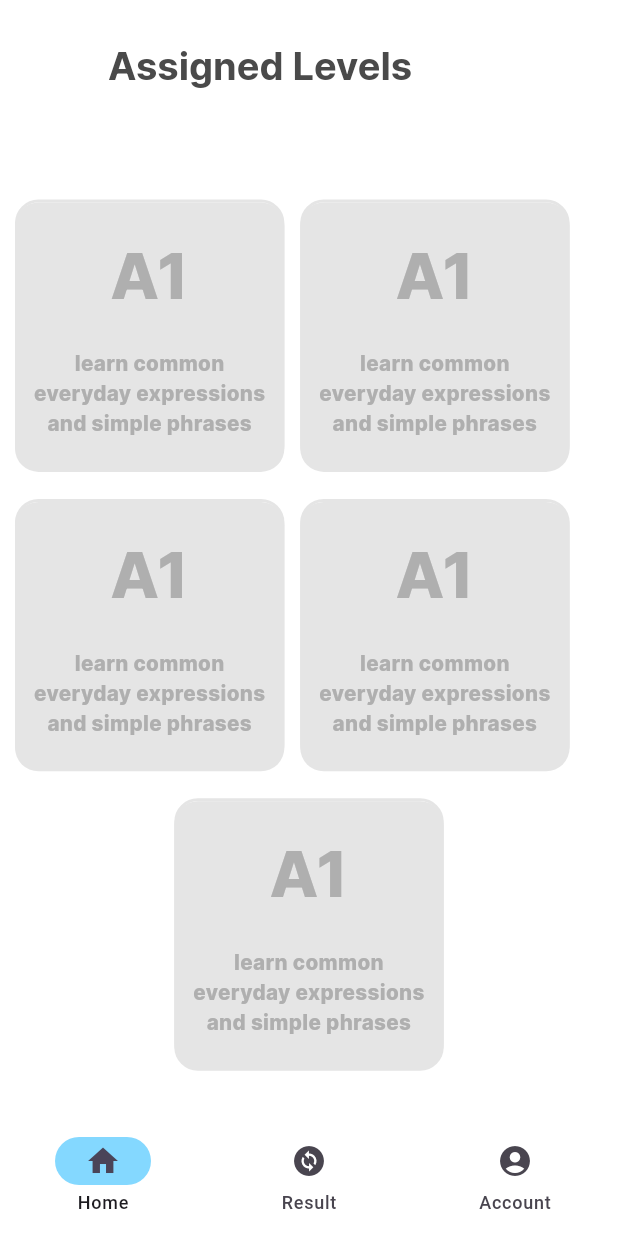
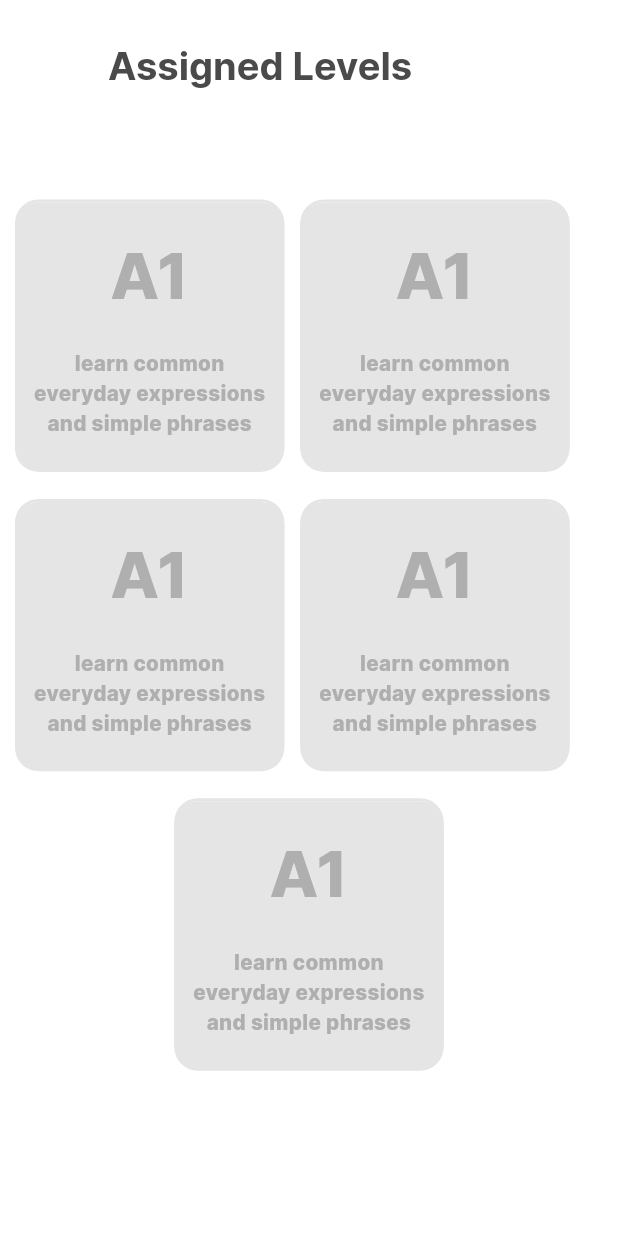
Before and after one commit to bigb45/az-english, a Flutter app: the LevelSelection screen opened directly, on a phone screen of 412 x 824 dp. Run offline on Flutter 3.47's test engine with Material 3 defaults, Android fonts, the phone set to English and light mode, and no system bars; our stand-ins replace audioplayers, dio, easy_localization, firebase_core, flutter_dotenv, flutter_screenutil and 6 more; missing offline and left inert: flutter_sound, flutter_statusbarcolor_ns; accounts and stored records are empty; generated files the repository leaves out were written again; statements that could not run were skipped.

Commit message:
chore: Add account & results feature and update navigation to use PageController, enable bottom nav bar

```diff
--- a/lib/features/levels/screens/level_selection.dart
+++ b/lib/features/levels/screens/level_selection.dart
@@ -1,8 +1,10 @@
 import 'package:ez_english/core/constants.dart';
+import 'package:ez_english/features/account/account.dart';
+import 'package:ez_english/features/result/Results.dart';
+import 'package:ez_english/theme/palette.dart';
 import 'package:ez_english/theme/text_styles.dart';
 import 'package:ez_english/widgets/selectable_card.dart';
 import 'package:flutter/material.dart';
-import 'package:ez_english/theme/palette.dart';
 import 'package:flutter/services.dart';
 import 'package:flutter_statusbarcolor_ns/flutter_statusbarcolor_ns.dart';
 import 'package:go_router/go_router.dart';
@@ -17,6 +19,12 @@ class LevelSelection extends StatefulWidget {
 class _LevelSelectionState extends State<LevelSelection> {
   int _selectedIndex = 0;
 
+  final PageController _pageController = PageController();
+  final _pages = const [
+    LevelSelection(),
+    Results(),
+    Account(),
+  ];
   @override
   void initState() {
     super.initState();
@@ -31,7 +39,7 @@ class _LevelSelectionState extends State<LevelSelection> {
     context.push('/level/$levelId');
   }
 
-  void _onItemTapped(int index) {
+  void _onPageChanged(int index) {
     setState(() {
       _selectedIndex = index;
     });
@@ -125,29 +133,6 @@ class _LevelSelectionState extends State<LevelSelection> {
           ),
         ),
       ),
-      bottomNavigationBar: NavigationBar(
-        backgroundColor: Colors.transparent,
-        elevation: 0,
-        destinations: const <NavigationDestination>[
-          NavigationDestination(
-            icon: Icon(Icons.home),
-            label: 'Home',
-          ),
-          NavigationDestination(
-            icon: Icon(Icons.change_circle),
-            label: 'Result',
-          ),
-          NavigationDestination(
-            icon: Icon(Icons.account_circle),
-            label: 'Account',
-          ),
-        ],
-
-        selectedIndex: _selectedIndex,
-        indicatorColor: Palette.secondaryVariantStroke,
-        // selectedItemColor: Palette.primary,
-        onDestinationSelected: _onItemTapped,
-      ),
     );
   }
 
--- /dev/null
+++ b/lib/features/main_app.dart
@@ -0,0 +1,64 @@
+import 'package:ez_english/features/account/account.dart';
+import 'package:ez_english/features/levels/screens/level_selection.dart';
+import 'package:ez_english/features/result/Results.dart';
+import 'package:ez_english/theme/palette.dart';
+import 'package:flutter/material.dart';
+
+class MainApp extends StatefulWidget {
+  const MainApp({super.key});
+
+  @override
+  State<MainApp> createState() => _MainAppState();
+}
+
+class _MainAppState extends State<MainApp> {
+  int _pageIndex = 0;
+
+  final PageController _pageController = PageController();
+
+  final List<Widget> _pages = const [
+    LevelSelection(),
+    Results(),
+    Account(),
+  ];
+  void _onPageChanged(int index) {
+    setState(() {
+      _pageIndex = index;
+      _pageController.jumpToPage(_pageIndex);
+    });
+  }
+
+  @override
+  Widget build(BuildContext context) {
+    return Scaffold(
+      body: PageView(
+        controller: _pageController,
+        onPageChanged: _onPageChanged,
+        children: _pages,
+      ),
+      bottomNavigationBar: NavigationBar(
+        backgroundColor: Colors.transparent,
+        elevation: 0,
+        destinations: const <NavigationDestination>[
+          NavigationDestination(
+            icon: Icon(Icons.home),
+            label: 'Home',
+          ),
+          NavigationDestination(
+            icon: Icon(Icons.change_circle),
+            label: 'Result',
+          ),
+          NavigationDestination(
+            icon: Icon(Icons.account_circle),
+            label: 'Account',
+          ),
+        ],
+
+        selectedIndex: _pageIndex,
+        indicatorColor: Palette.secondaryVariantStroke,
+        // selectedItemColor: Palette.primary,
+        onDestinationSelected: _onPageChanged,
+      ),
+    );
+  }
+}
--- a/lib/router.dart
+++ b/lib/router.dart
@@ -16,6 +16,8 @@ import 'package:ez_english/features/sections/writing/practice.dart';
 import 'package:flutter/material.dart';
 import 'package:go_router/go_router.dart';
 
+import 'features/main_app.dart';
+
 final loggedOutRotuer = GoRouter(
   routes: [
     GoRoute(
@@ -28,7 +30,7 @@ final loggedOutRotuer = GoRouter(
 final loggedInRouter = GoRouter(routes: [
   GoRoute(
     path: '/',
-    builder: ((context, state) => LevelSelection()),
+    builder: ((context, state) => MainApp()),
   ),
   GoRoute(
     path: '/level/:levelId',
```
Also changed, not shown: lib/features/account/account.dart (added, +14 -0 lines), lib/features/result/Results.dart (added, +14 -0 lines).
